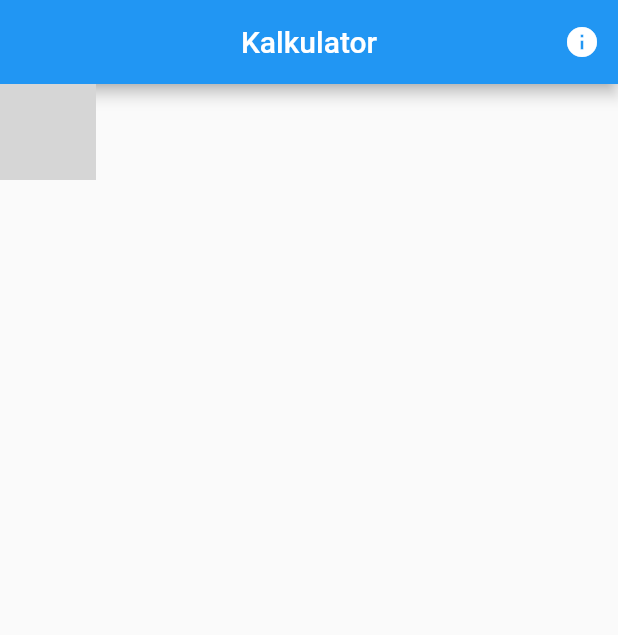
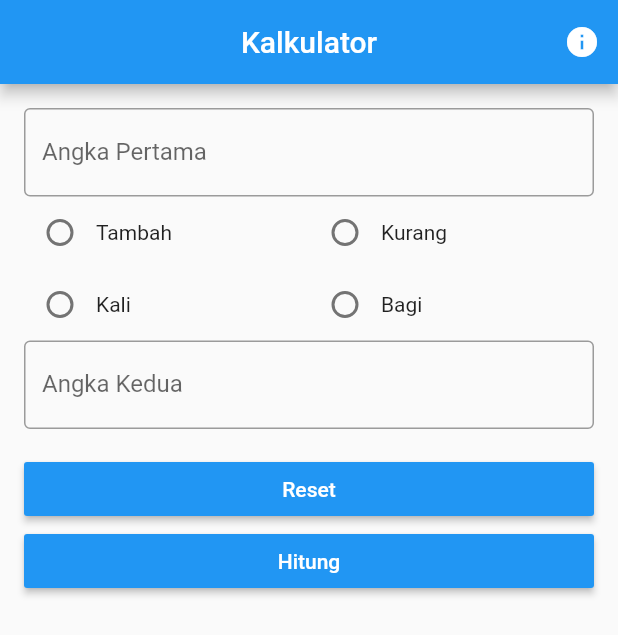
Before and after one commit to rahmat3nanda/PPB-Kalkulator, a Flutter app: the screen it shows after launch, on a phone screen of 412 x 824 dp. Shown: the top 635 px of the screen. Run offline on Flutter 3.47's test engine with Material 2 defaults, Android fonts, the phone set to English and light mode, and no system bars; our stand-ins replace fluttertoast, shared_preferences; grey boxes are pictures that could not be loaded.

Commit message:
Home Done All Func Done

```diff
--- a/lib/common/constans.dart
+++ b/lib/common/constans.dart
@@ -1,3 +1,4 @@
+export 'package:kalkukator/common/constans/data.dart';
 export 'package:kalkukator/common/constans/general.dart';
 export 'package:kalkukator/common/constans/string.dart';
 export 'package:kalkukator/common/constans/shared_data_type.dart';
--- a/lib/main.dart
+++ b/lib/main.dart
@@ -1,5 +1,5 @@
 import 'package:flutter/material.dart';
-import 'package:kalkukator/menu_resto_ku.dart';
+import 'package:kalkukator/kalkulator.dart';
 
 void main() {
   WidgetsFlutterBinding.ensureInitialized();
--- a/lib/model/history_model.dart
+++ b/lib/model/history_model.dart
@@ -3,21 +3,25 @@ class HistoryModel {
     this.bil1,
     this.bil2,
     this.operasi,
+    this.hasil,
   });
 
   double? bil1;
   double? bil2;
   String? operasi;
+  double? hasil;
 
   factory HistoryModel.fromJson(Map<String, dynamic> json) => HistoryModel(
     bil1: json["bil1"]?.toDouble(),
     bil2: json["bil2"]?.toDouble(),
     operasi: json["operasi"],
+    hasil: json["hasil"].toDouble(),
   );
 
   Map<String, dynamic> toJson() => {
     "bil1": bil1,
     "bil2": bil2,
     "operasi": operasi,
+    "hasil": hasil,
   };
 }
--- a/lib/page/home_page.dart
+++ b/lib/page/home_page.dart
@@ -1,8 +1,13 @@
+import 'dart:convert';
+
 import 'package:kalkukator/common/constans.dart';
 import 'package:kalkukator/common/styles.dart';
+import 'package:kalkukator/data/sp_data.dart';
+import 'package:kalkukator/dialog/delete_dialog.dart';
 import 'package:kalkukator/dialog/exit_dialog.dart';
 import 'package:kalkukator/dialog/info_dialog.dart';
 import 'package:kalkukator/model/app/singleton_model.dart';
+import 'package:kalkukator/model/history_model.dart';
 import 'package:kalkukator/tool/helper.dart';
 import 'package:flutter/material.dart';
 
@@ -17,11 +22,97 @@ class _HomePageState extends State<HomePage> {
   late SingletonModel _model;
   late Helper _helper;
 
+  late GlobalKey<FormState> _formKey;
+  late TextEditingController _cAngka1;
+  int? _operasi;
+  late TextEditingController _cAngka2;
+  late TextEditingController _cHasil;
+
   @override
   void initState() {
     super.initState();
     _model = SingletonModel.withContext(context);
     _helper = Helper();
+    _formKey = GlobalKey<FormState>();
+    _cAngka1 = TextEditingController();
+    _cAngka2 = TextEditingController();
+    _cHasil = TextEditingController();
+  }
+
+  String? _validator(String? s) {
+    return s!.isEmpty
+        ? "Kolom Wajib Diisi!"
+        : !_helper.isNumeric(s)
+            ? "Format Angka Tidak Valid!"
+            : null;
+  }
+
+  void _reset() {
+    setState(() {
+      _operasi = null;
+      _cAngka1.text = "";
+      _cAngka2.text = "";
+      _cHasil.text = "";
+    });
+  }
+
+  void _hitung() {
+    if (_formKey.currentState!.validate()) {
+      if (_operasi == null) {
+        _helper.showToast("Harap Pilih Operasi!");
+      } else {
+        double a1 = double.parse(_cAngka1.text);
+        double a2 = double.parse(_cAngka2.text);
+        late String simbol;
+        late double hasil;
+        switch (_operasi) {
+          case 0:
+            hasil = a1 + a2;
+            simbol = "+";
+            break;
+          case 1:
+            hasil = a1 - a2;
+            simbol = "-";
+            break;
+          case 2:
+            hasil = a1 * a2;
+            simbol = "*";
+            break;
+          case 3:
+            hasil = a1 / a2;
+            simbol = "/";
+            break;
+        }
+        setState(() {
+          _cHasil.text = "$hasil";
+          _model.history.add(HistoryModel(
+            bil1: a1,
+            bil2: a2,
+            operasi: simbol,
+            hasil: hasil,
+          ));
+        });
+        _saveData();
+      }
+    }
+  }
+
+  void _onItemLongPress(int i) async {
+    bool hapus = await openDeleteDialog(context) ?? false;
+    if (hapus) {
+      setState(() {
+        _model.history.removeAt(i);
+      });
+    }
+    _saveData();
+  }
+
+  void _saveData(){
+    SPData().saveToSP(
+      kDHistory,
+      SharedDataType.string,
+      jsonEncode(_model.history),
+    );
   }
 
   Future<bool> _onWillPop() async {
@@ -50,98 +141,123 @@ class _HomePageState extends State<HomePage> {
   }
 
   Widget _buildBody() {
-    return FutureBuilder(
-      future: _future,
-      builder: (context, snapshot) {
-        switch (snapshot.connectionState) {
-          case ConnectionState.none:
-          case ConnectionState.active:
-          case ConnectionState.waiting:
-            return SpinKitPulse(
-              color: primaryColor,
-              size: 64.0,
+    return ListView(
+      padding: const EdgeInsets.all(16.0),
+      children: [
+        Form(
+          key: _formKey,
+          child: Column(
+            children: [
+              TextFormField(
+                controller: _cAngka1,
+                keyboardType: TextInputType.number,
+                validator: _validator,
+                textInputAction: TextInputAction.next,
+                decoration: const InputDecoration(
+                  hintText: 'Angka Pertama',
+                  labelText: 'Angka Pertama',
+                ),
+              ),
+              Row(
+                mainAxisSize: MainAxisSize.max,
+                mainAxisAlignment: MainAxisAlignment.spaceBetween,
+                children: [
+                  _radioText(title: "Tambah", value: 0),
+                  _radioText(title: "Kurang", value: 1),
+                ],
+              ),
+              Row(
+                children: [
+                  _radioText(title: "Kali", value: 2),
+                  _radioText(title: "Bagi", value: 3),
+                ],
+              ),
+              TextFormField(
+                controller: _cAngka2,
+                keyboardType: TextInputType.number,
+                validator: _validator,
+                textInputAction: TextInputAction.done,
+                decoration: const InputDecoration(
+                  hintText: 'Angka Kedua',
+                  labelText: 'Angka Kedua',
+                ),
+              ),
+            ],
+          ),
+        ),
+        const SizedBox(height: 16.0),
+        MaterialButton(
+          minWidth: MediaQuery.of(context).size.width,
+          child: const Text("Reset"),
+          color: primaryColor,
+          textColor: Colors.white,
+          onPressed: _reset,
+        ),
+        MaterialButton(
+          minWidth: MediaQuery.of(context).size.width,
+          child: const Text("Hitung"),
+          color: primaryColor,
+          textColor: Colors.white,
+          onPressed: _hitung,
+        ),
+        if (_cHasil.text.isNotEmpty) const SizedBox(height: 16.0),
+        if (_cHasil.text.isNotEmpty)
+          TextFormField(
+            controller: _cHasil,
+            enabled: false,
+            decoration: const InputDecoration(
+              labelText: 'Hasil',
+            ),
+          ),
+        ListView.builder(
+          primary: false,
+          shrinkWrap: true,
+          itemCount: _model.history.length,
+          physics: const NeverScrollableScrollPhysics(),
+          itemBuilder: (context, i) {
+            HistoryModel h = _model.history[i];
+            return InkWell(
+              child: Padding(
+                padding: const EdgeInsets.symmetric(vertical: 16.0),
+                child: Row(
+                  children: [
+                    Text("${h.bil1}"),
+                    const SizedBox(width: 8.0),
+                    Text("${h.operasi}"),
+                    const SizedBox(width: 8.0),
+                    Text("${h.bil2}"),
+                    const SizedBox(width: 8.0),
+                    const Text("="),
+                    Expanded(child: Container()),
+                    Text(
+                      "${h.hasil}",
+                      style: const TextStyle(fontWeight: FontWeight.bold),
+                    ),
+                  ],
+                ),
+              ),
+              onLongPress: ()=> _onItemLongPress(i),
             );
-          case ConnectionState.done:
-            if (snapshot.hasData) {
-              _data = snapshot.data as List<MenuModel>;
-
-              return _data.isEmpty
-                  ? const Center(child: Text("Tidak Ada Data"))
-                  : _mainView();
-            } else if (snapshot.hasError) {
-              return Center(
-                child: ReloadDataWidget(
-                  error: "${snapshot.error}",
-                  onReload: () => setState(() {
-                    _future = _request.allMenu();
-                  }),
-                ),
-              );
-            }
-        }
-        return Container();
-      },
+          },
+        ),
+      ],
     );
   }
 
-  Widget _mainView() {
-    TextStyle s = const TextStyle(fontSize: 12.0);
-    return ListView.builder(
-      padding: const EdgeInsets.symmetric(horizontal: 8.0, vertical: 4.0),
-      primary: true,
-      shrinkWrap: true,
-      physics: const ClampingScrollPhysics(),
-      itemCount: _data.length,
-      itemBuilder: (context, i) {
-        MenuModel d = _data[i];
-        return Card(
-          color: Colors.white,
-          shape: const RoundedRectangleBorder(
-            borderRadius: BorderRadius.all(Radius.circular(16.0)),
+  Widget _radioText({required String title, required int value}) {
+    return Expanded(
+      child: Row(
+        children: [
+          Radio<int>(
+            value: value,
+            groupValue: _operasi,
+            onChanged: (s) => setState(() {
+              _operasi = s;
+            }),
           ),
-          elevation: 4.0,
-          child: InkWell(
-            borderRadius: const BorderRadius.all(Radius.circular(16.0)),
-            child: Padding(
-              padding: const EdgeInsets.all(16.0),
-              child: Row(
-                crossAxisAlignment: CrossAxisAlignment.start,
-                mainAxisAlignment: MainAxisAlignment.start,
-                children: [
-                  ImageNetworkWidget(
-                    url: d.foto!,
-                    width: 64.0,
-                    height: 64.0,
-                  ),
-                  const SizedBox(width: 16.0),
-                  Expanded(
-                    child: Column(
-                      crossAxisAlignment: CrossAxisAlignment.start,
-                      children: [
-                        Text(d.nama!),
-                        Text(
-                          d.kategori.nama!,
-                          style: s,
-                        ),
-                        const SizedBox(height: 8.0),
-                        Text(
-                          _helper.formatRupiah("${d.harga ?? 0}"),
-                          style: s,
-                        ),
-                      ],
-                    ),
-                  ),
-                  const SizedBox(width: 16.0),
-                ],
-              ),
-            ),
-            onTap: () => _helper.jumpToPage(
-              context,
-              page: MenuDetailPage(id: d.id!),
-            ),
-          ),
-        );
-      },
+          Text(title),
+        ],
+      ),
     );
   }
 }
--- a/lib/page/splash_page.dart
+++ b/lib/page/splash_page.dart
@@ -1,7 +1,6 @@
 import 'dart:convert';
 
 import 'package:kalkukator/common/constans.dart';
-import 'package:kalkukator/common/constans/data.dart';
 import 'package:kalkukator/common/styles.dart';
 import 'package:kalkukator/data/sp_data.dart';
 import 'package:kalkukator/model/app/singleton_model.dart';
```
Also changed, not shown: lib/kalkulator.dart (renamed from lib/menu_resto_ku.dart), 1 other file.
